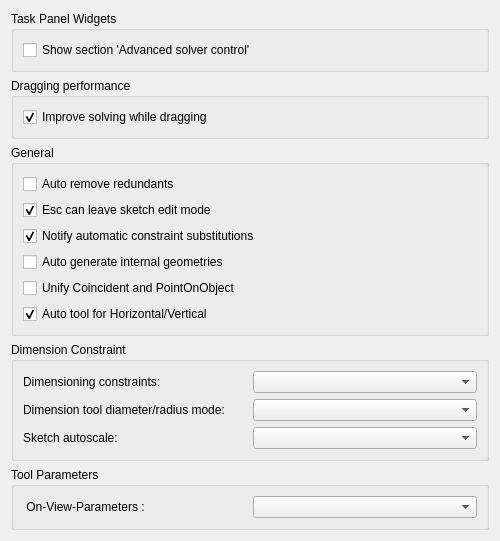
This is src/Mod/Sketcher/Gui/SketcherSettings.ui in realthunder/FreeCAD as Qt 5 draws it before an edit. The edited form follows.
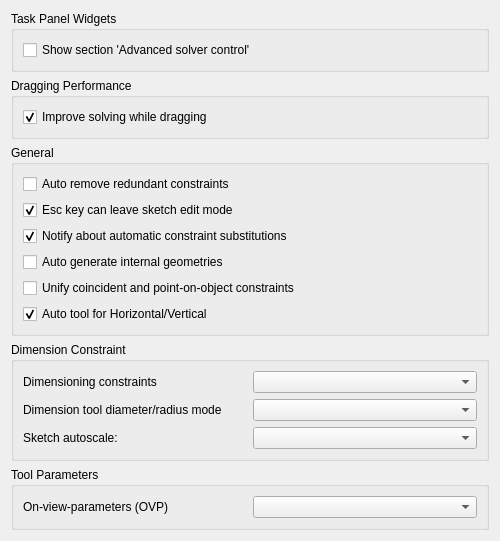
This is the edited form. Custom widgets are drawn as their Qt base class.

Commit message: Sketcher: the commands and panels are worded as upstream's (cf082f7642 and its follow-ups)

The edit to the form file:
```diff
--- a/src/Mod/Sketcher/Gui/SketcherSettings.ui
+++ b/src/Mod/Sketcher/Gui/SketcherSettings.ui
@@ -43,7 +43,7 @@
    <item row="1" column="0">
     <widget class="QGroupBox" name="groupBox_4">
      <property name="title">
-      <string>Dragging performance</string>
+      <string>Dragging Performance</string>
      </property>
      <layout class="QGridLayout" name="gridLayout_5" rowstretch="0,0" columnstretch="0,0">
       <item row="1" column="0" colspan="2">
@@ -108,7 +108,7 @@
          <string>New constraints that would be redundant will automatically be removed</string>
         </property>
         <property name="text">
-         <string>Auto remove redundants</string>
+         <string>Auto remove redundant constraints</string>
         </property>
         <property name="checked">
          <bool>false</bool>
@@ -127,7 +127,7 @@
          <string>Allow to leave sketch edit mode when pressing Esc button</string>
         </property>
         <property name="text">
-         <string>Esc can leave sketch edit mode</string>
+         <string>Esc key can leave sketch edit mode</string>
         </property>
         <property name="checked">
          <bool>true</bool>
@@ -146,7 +146,7 @@
          <string>Notifies about automatic constraint substitutions</string>
         </property>
         <property name="text">
-         <string>Notify automatic constraint substitutions</string>
+         <string>Notify about automatic constraint substitutions</string>
         </property>
         <property name="checked">
          <bool>true</bool>
@@ -178,7 +178,7 @@
          <string>Unify Coincident and PointOnObject in a single tool.</string>
         </property>
         <property name="text">
-         <string>Unify Coincident and PointOnObject</string>
+         <string>Unify coincident and point-on-object constraints</string>
         </property>
         <property name="checked">
          <bool>false</bool>
@@ -228,7 +228,7 @@
       <item row="0" column="0">
        <widget class="QLabel" name="dimensioningLabel">
         <property name="text">
-         <string>Dimensioning constraints:</string>
+         <string>Dimensioning constraints</string>
         </property>
        </widget>
       </item>
@@ -246,7 +246,7 @@
       <item row="1" column="0">
        <widget class="QLabel" name="radiusDiameterLabel">
         <property name="text">
-         <string>Dimension tool diameter/radius mode:</string>
+         <string>Dimension tool diameter/radius mode</string>
         </property>
        </widget>
       </item>
@@ -295,7 +295,7 @@
       <item row="0" column="0">
        <widget class="QLabel" name="ovpVisibilityLabel">
         <property name="text">
-         <string> On-View-Parameters :</string>
+         <string>On-view-parameters (OVP)</string>
         </property>
        </widget>
       </item>
```
Left out of the diff: 13 changed lines with no effect on the pictures. The commit also changes 29 other files.
